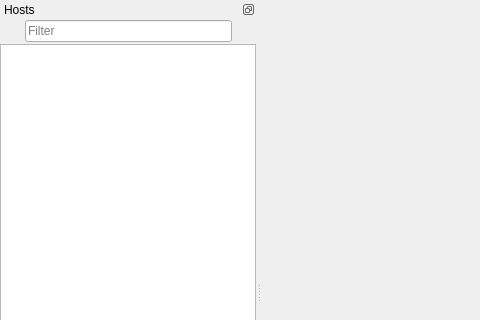
Above: ui/mainwindow.ui from devqore/myrdp before the change; both pictures show x 0 to 480 and y 0 to 320 of the 819 by 584 pixel window. Below: the same form after it.
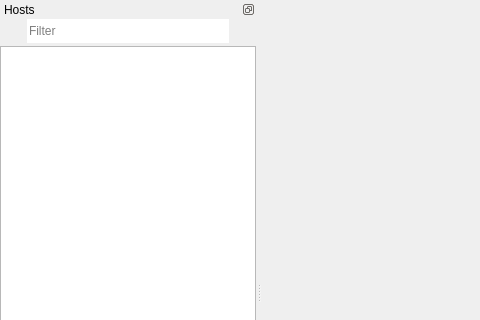
That is the form after the change. Icons and pictures are not drawn.

Diff of the .ui file:
```diff
--- a/ui/mainwindow.ui
+++ b/ui/mainwindow.ui
@@ -20,6 +20,9 @@
    <iconset resource="../resources/resources.qrc">
     <normaloff>:/ico/myrdp.svg</normaloff>:/ico/myrdp.svg</iconset>
   </property>
+  <property name="autoFillBackground">
+   <bool>true</bool>
+  </property>
   <widget class="QWidget" name="centralWidget">
    <layout class="QVBoxLayout" name="verticalLayout_2"/>
   </widget>
@@ -28,7 +31,10 @@
     <bool>false</bool>
    </property>
    <property name="features">
-    <set>QDockWidget::DockWidgetFloatable|QDockWidget::DockWidgetMovable</set>
+    <set>QDockWidget::DockWidgetFloatable</set>
+   </property>
+   <property name="allowedAreas">
+    <set>Qt::LeftDockWidgetArea|Qt::RightDockWidgetArea</set>
    </property>
    <property name="windowTitle">
     <string>Hosts</string>
@@ -39,25 +45,28 @@
    <widget class="QWidget" name="hostsWidget">
     <layout class="QVBoxLayout" name="verticalLayout_3">
      <property name="spacing">
-      <number>0</number>
+      <number>3</number>
      </property>
      <property name="margin">
       <number>0</number>
      </property>
      <item>
       <layout class="QHBoxLayout" name="buttonsLayout">
+       <property name="spacing">
+        <number>3</number>
+       </property>
        <item>
         <widget class="QPushButton" name="menu">
          <property name="minimumSize">
           <size>
-           <width>25</width>
-           <height>25</height>
+           <width>24</width>
+           <height>24</height>
           </size>
          </property>
          <property name="maximumSize">
           <size>
-           <width>25</width>
-           <height>25</height>
+           <width>24</width>
+           <height>24</height>
           </size>
          </property>
          <property name="focusPolicy">
@@ -81,8 +90,8 @@
          </property>
          <property name="iconSize">
           <size>
-           <width>25</width>
-           <height>25</height>
+           <width>24</width>
+           <height>24</height>
           </size>
          </property>
          <property name="flat">
@@ -92,6 +101,21 @@
        </item>
        <item>
         <widget class="QLineEdit" name="filter">
+         <property name="minimumSize">
+          <size>
+           <width>0</width>
+           <height>24</height>
+          </size>
+         </property>
+         <property name="maximumSize">
+          <size>
+           <width>16777215</width>
+           <height>24</height>
+          </size>
+         </property>
+         <property name="frame">
+          <bool>false</bool>
+         </property>
          <property name="placeholderText">
           <string>Filter</string>
          </property>
@@ -130,6 +154,9 @@
      </item>
      <item>
       <widget class="QListWidget" name="hostsList">
+       <property name="enabled">
+        <bool>true</bool>
+       </property>
        <property name="contextMenuPolicy">
         <enum>Qt::CustomContextMenu</enum>
        </property>
```
Left out of the diff: 3 changed lines with no effect on the pictures.
